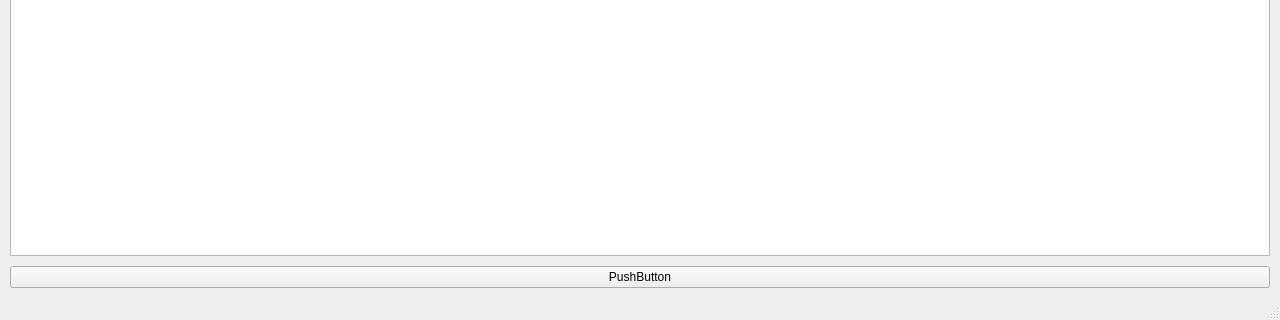
Old version of the form mainwindow.ui in the repository HMKRL/PyQt-MusicPlayer; both pictures show x 0 to 1280 and y 400 to 720 of the 1280 by 720 pixel window.
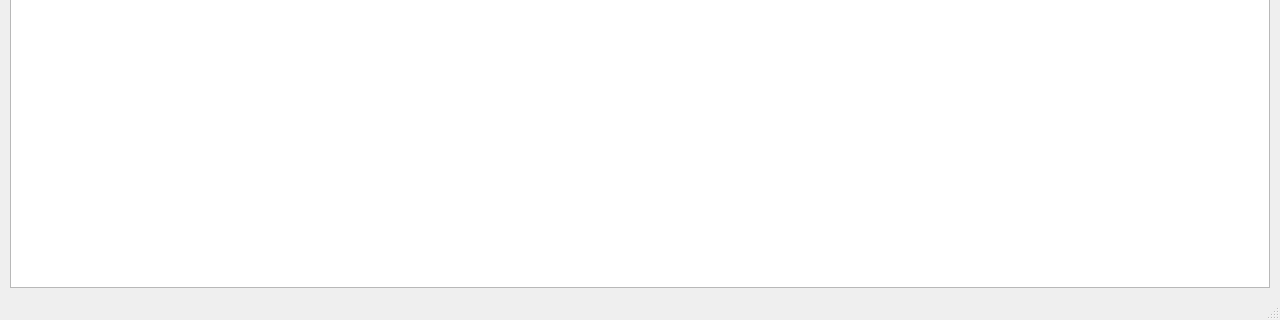
New version of the form.

Patch:
```diff
--- a/mainwindow.ui
+++ b/mainwindow.ui
@@ -273,13 +273,6 @@
     <item>
      <widget class="QTableView" name="tableView"/>
     </item>
-    <item>
-     <widget class="QPushButton" name="pushButton">
-      <property name="text">
-       <string>PushButton</string>
-      </property>
-     </widget>
-    </item>
    </layout>
   </widget>
   <widget class="QStatusBar" name="statusbar"/>
```
Left out of the diff: 2 changed lines with no effect on the pictures.
